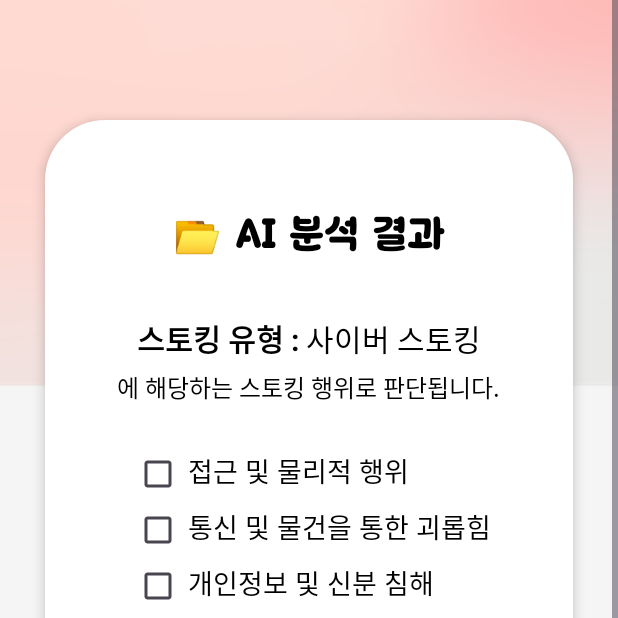
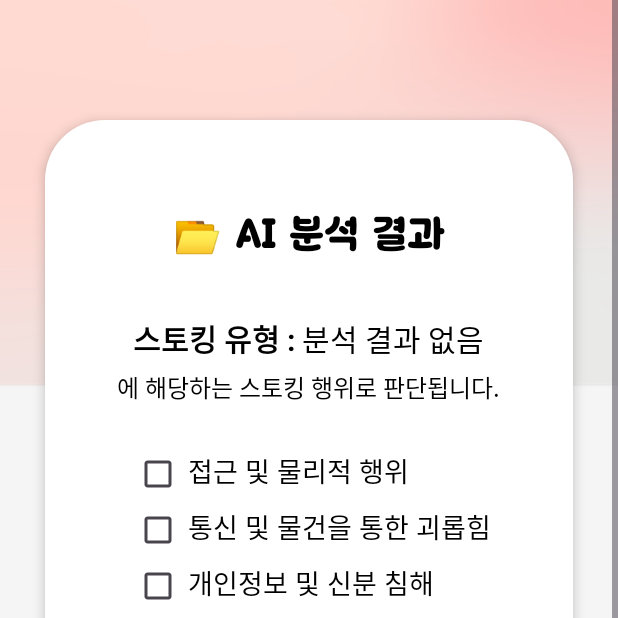
Before and after one commit to lovelhee/Stopping, an Android app: the ResultActivity screen opened directly, with no data from a screen before it, on a phone screen of 412 x 824 dp, the top half of it. Run offline under Robolectric (Android 15) with nearby library versions, the phone set to English and light mode, and no system bars.

```diff
--- a/src/main/java/com/example/stopping/result/ResultActivity.kt
+++ b/src/main/java/com/example/stopping/result/ResultActivity.kt
@@ -3,6 +3,7 @@ package com.example.stopping.result
 import android.os.Bundle
 import android.text.SpannableString
 import android.text.style.UnderlineSpan
+import android.widget.CheckBox
 import android.widget.TextView
 import androidx.activity.enableEdgeToEdge
 import androidx.appcompat.app.AppCompatActivity
@@ -13,7 +14,7 @@ import com.example.stopping.R
 class ResultActivity : AppCompatActivity() {
     override fun onCreate(savedInstanceState: Bundle?) {
         super.onCreate(savedInstanceState)
-        enableEdgeToEdge()
+
         setContentView(R.layout.activity_result)
         ViewCompat.setOnApplyWindowInsetsListener(findViewById(R.id.main)) { v, insets ->
             val systemBars = insets.getInsets(WindowInsetsCompat.Type.systemBars())
@@ -27,5 +28,20 @@ class ResultActivity : AppCompatActivity() {
             setSpan(UnderlineSpan(), 0, text.length, 0)
         }
         tvName.text = underlined
+
+        val stalkingType = intent.getStringExtra("stalkingType") ?: "분석 결과 없음"
+        val checkboxStates = listOf(
+            intent.getBooleanExtra("physicalApproachOrContact", false),
+            intent.getBooleanExtra("harassmentViaCommunicationOrItems", false),
+            intent.getBooleanExtra("invasionOfPrivacyOrIdentity", false),
+            intent.getBooleanExtra("persistenceOrRepetition", false)
+        )
+
+        findViewById<TextView>(R.id.tvType).text = stalkingType
+        findViewById<CheckBox>(R.id.checkbox1).isChecked = checkboxStates[0]
+        findViewById<CheckBox>(R.id.checkbox2).isChecked = checkboxStates[1]
+        findViewById<CheckBox>(R.id.checkbox3).isChecked = checkboxStates[2]
+        findViewById<CheckBox>(R.id.checkbox4).isChecked = checkboxStates[3]
+
     }
 }
--- a/src/main/res/layout/activity_loading.xml
+++ b/src/main/res/layout/activity_loading.xml
@@ -68,9 +68,10 @@
                 android:layout_marginTop="140dp" />
 
             <TextView
+                android:id="@+id/tvInfo"
                 android:layout_width="match_parent"
                 android:layout_height="wrap_content"
-                android:text="오늘의 정보가 매번 갱신됨 길게 들어가면 이렇게 줄바꿈 될 예정 최대 줄 수 제한은 없음 "
+                android:text="전화 상담을 중심으로 피해자 지원 서비스를 제공하는 1366이 모바일 환경변화에 맞춰 사이버 상담 서비스를 지원합니다"
                 android:layout_marginStart="50dp"
                 android:layout_marginEnd="50dp"
                 android:textSize="17sp"
```
Also changed, not shown: src/main/java/com/example/stopping/input/InputFirstActivity.kt (+1 -6 lines), src/main/java/com/example/stopping/input/InputSecondActivity.kt (+16 -7 lines), src/main/java/com/example/stopping/loading/LoadingActivity.kt (+68 -1 lines).
